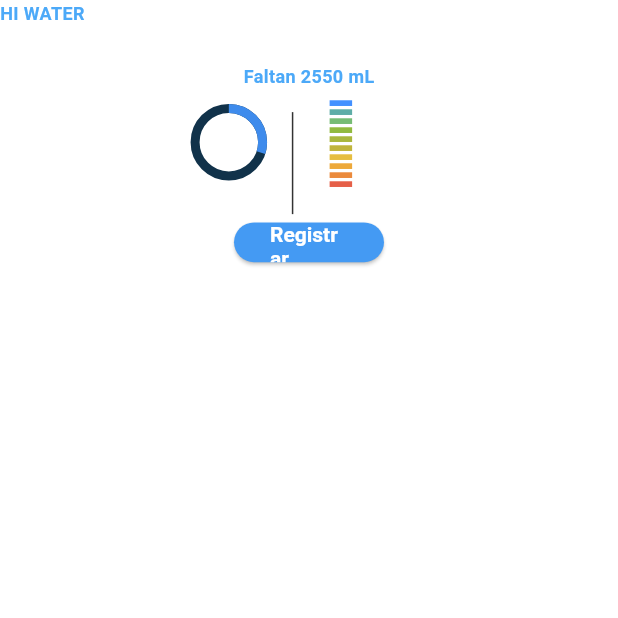
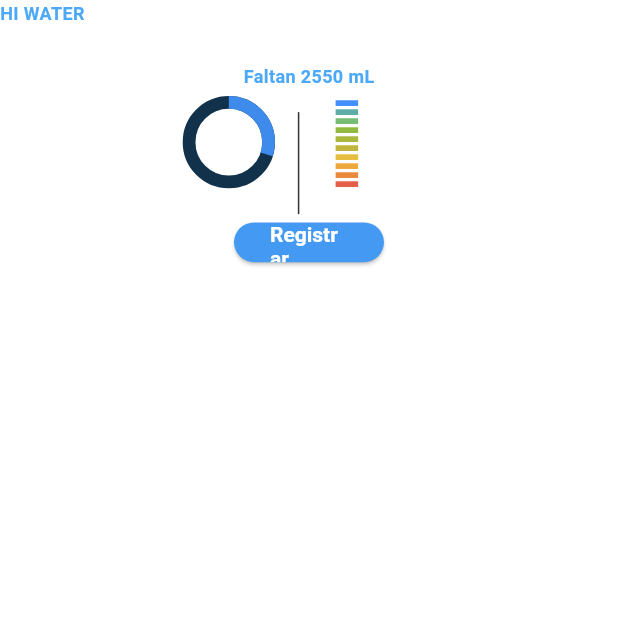
Before and after one commit to gnievap/water_counter_wear_app, a Flutter app: the screen it shows after launch, on a phone screen of 412 x 824 dp, the top half of it. Run offline on Flutter 3.47's test engine with Material 2 defaults, Android fonts, the phone set to English and light mode, and no system bars.

Commit message:
Refactoring StarScreen by adding the CircularIndicator class

```diff
--- /dev/null
+++ b/lib/assets/circular_indicator.dart
@@ -0,0 +1,54 @@
+
+import 'package:flutter/material.dart';
+
+class CircularIndicator extends StatefulWidget {
+  const CircularIndicator({Key? key}) : super(key: key);
+
+  @override
+  State<CircularIndicator> createState() => _CircularIndicatorState();
+}
+
+class _CircularIndicatorState extends State<CircularIndicator> {
+  @override
+  Widget build(BuildContext context) {
+    return SizedBox(
+          height: 60,
+          child: Stack(
+            children: [
+              _circle(),
+              _label(context),
+            ],
+          ),
+        );
+  }
+
+  Positioned _label(BuildContext context) {
+    return Positioned(
+            bottom: 0,
+            left: 10,
+            right: 10,
+            top: 22,
+            child: Text(
+                  '100%',
+                  style: Theme.of(context).textTheme.bodySmall,
+                  textAlign: TextAlign.center,
+            ),
+    );
+  }
+
+  Widget _circle(){
+    return const Center(
+        child: SizedBox(
+                  width: 53.0,
+                  height: 53.0,
+                  child: CircularProgressIndicator(
+                    strokeWidth: 8.5,
+                    value: 0.3, // entre 0 y 1 3E8BEC 11324A
+                    color: Color.fromARGB(255, 62, 139, 236),
+                    backgroundColor: Color.fromARGB(255, 17, 50, 74),
+                  ),
+                ),
+        );
+  }
+
+}
--- a/lib/screens/start_screen.dart
+++ b/lib/screens/start_screen.dart
@@ -1,6 +1,7 @@
 import 'package:flutter/material.dart';
 import 'package:intl/intl.dart';
 
+import '../assets/circular_indicator.dart';
 import '../assets/interval_progress_bar.dart';
 
 //import '../assets/custom_theme.dart';
@@ -120,38 +121,7 @@ class _StartScreenState extends State<StartScreen> {
 
     return Column(
       children: [
-        SizedBox(
-          height: 60,
-          child: Stack(
-            children: [
-              const Center(
-                child:  SizedBox(
-                  width: 45,
-                  height: 45,
-                  child: CircularProgressIndicator(
-                    strokeWidth: 6,
-                    value: 0.3, // entre 0 y 1 3E8BEC 11324A
-                    color: Color.fromARGB(255, 62, 139, 236),
-                    backgroundColor: Color.fromARGB(255, 17, 50, 74),
-                  ),
-                ),
-              ),
-
-                Positioned(
-                  bottom: 0,
-                  left: 10,
-                  right: 10,
-                  top: 22,
-                  child: Text(
-                    '0%',
-                    style: Theme.of(context).textTheme.bodySmall,
-                    textAlign: TextAlign.center,
-                  ),
-                ),
-
-            ],
-          ),
-        ),
+        const CircularIndicator(),
         Text(
              'Hoy',
              style: Theme.of(context).textTheme.bodySmall,
```
